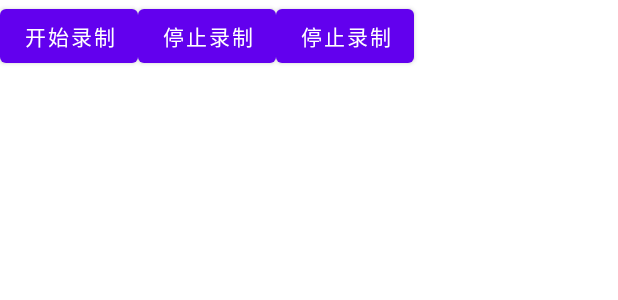
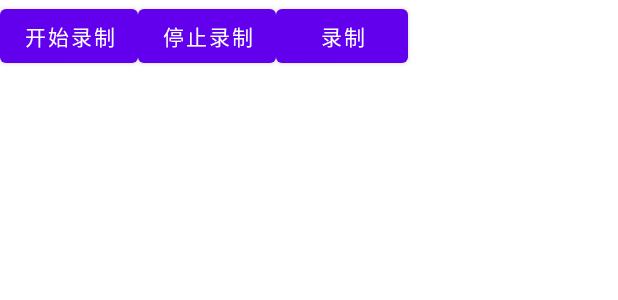
Before and after one commit to vaca22/screenshotRecord, an Android app: the layout activity_main.xml on its own in the app's theme, with its tools: preview values and no code run, on a phone screen of 412 x 824 dp. Shown: the top 300 px of the screen. Run offline under Robolectric (Android 15) with nearby library versions, the phone set to English and light mode, and no system bars.

Commit message:
ghfhjrtfgugfdfhghjs22dfsdfsd12

```diff
--- a/app/src/main/res/layout/activity_main.xml
+++ b/app/src/main/res/layout/activity_main.xml
@@ -30,7 +30,7 @@
         android:onClick="gaga"
         android:layout_width="wrap_content"
         android:layout_height="wrap_content"
-        android:text="停止录制"
+        android:text="录制"
         app:layout_constraintBottom_toBottomOf="parent"
         app:layout_constraintLeft_toLeftOf="parent"
         app:layout_constraintRight_toRightOf="parent"
```
